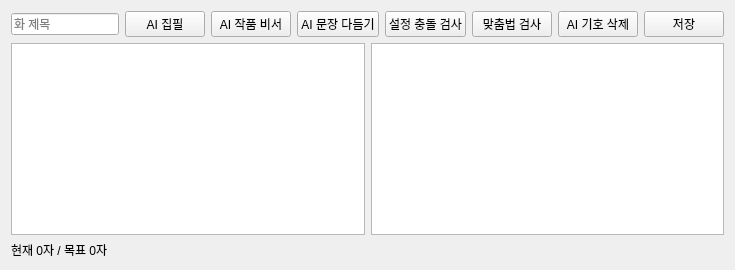
Qt form novel_studio/ui/forms/manuscript.ui (Donian-kor/Novel_Studio_v0.1) before a commit.
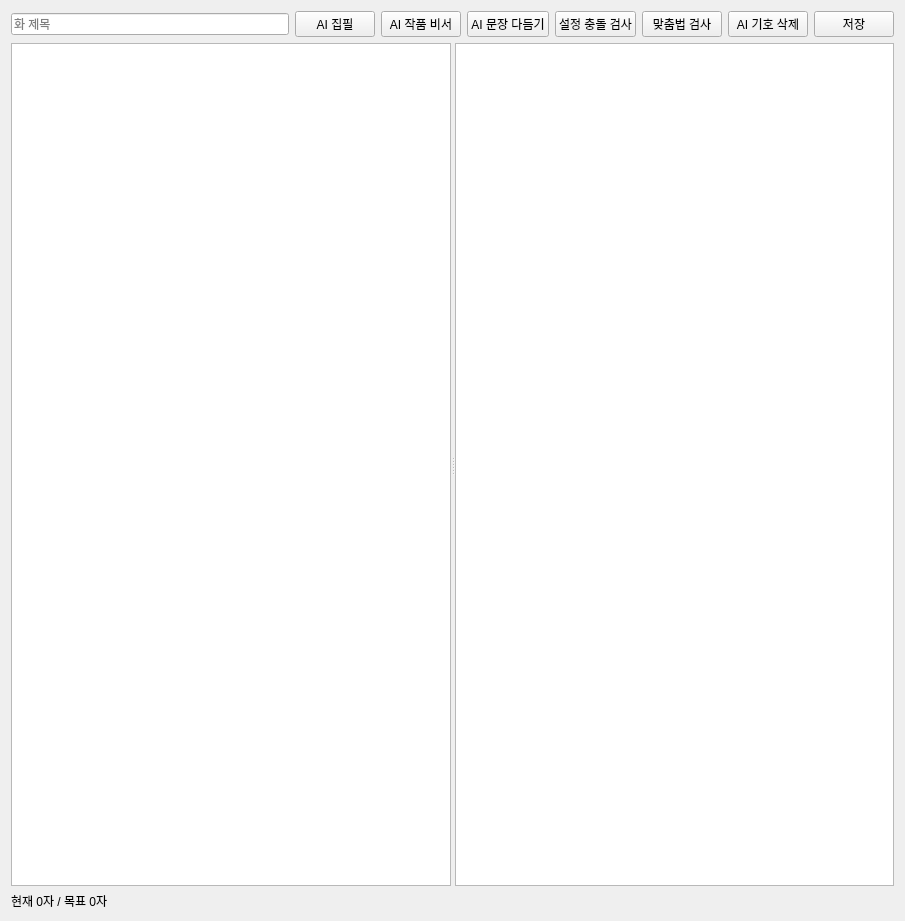
The same form after that commit.

What changed in the file:
```diff
--- a/novel_studio/ui/forms/manuscript.ui
+++ b/novel_studio/ui/forms/manuscript.ui
@@ -2,6 +2,14 @@
 <ui version="4.0">
  <class>ManuscriptPage</class>
  <widget class="QWidget" name="ManuscriptPage">
+  <property name="geometry">
+   <rect>
+    <x>0</x>
+    <y>0</y>
+    <width>905</width>
+    <height>921</height>
+   </rect>
+  </property>
   <layout class="QVBoxLayout" name="l">
    <item>
     <layout class="QHBoxLayout" name="top">
@@ -16,12 +24,31 @@
     </layout>
    </item>
    <item>
-    <layout class="QHBoxLayout" name="work">
-     <item><widget class="QListWidget" name="chapterList"/></item>
-     <item><widget class="QPlainTextEdit" name="editor"/></item>
-    </layout>
+    <widget class="QSplitter" name="manuscriptSplitter">
+     <property name="orientation">
+      <enum>Qt::Orientation::Horizontal</enum>
+     </property>
+     <widget class="QListWidget" name="chapterList"/>
+     <widget class="QPlainTextEdit" name="editor">
+      <property name="styleSheet">
+       <string notr="true"/>
+      </property>
+     </widget>
+    </widget>
    </item>
-   <item><widget class="QLabel" name="countLabel"><property name="text"><string>현재 0자 / 목표 0자</string></property></widget></item>
+   <item>
+    <widget class="QLabel" name="countLabel">
+     <property name="sizePolicy">
+      <sizepolicy hsizetype="Fixed" vsizetype="Fixed">
+       <horstretch>0</horstretch>
+       <verstretch>0</verstretch>
+      </sizepolicy>
+     </property>
+     <property name="text">
+      <string>현재 0자 / 목표 0자</string>
+     </property>
+    </widget>
+   </item>
   </layout>
  </widget>
  <resources/>
```
Left out of the diff: 65 changed lines with no effect on the pictures.
